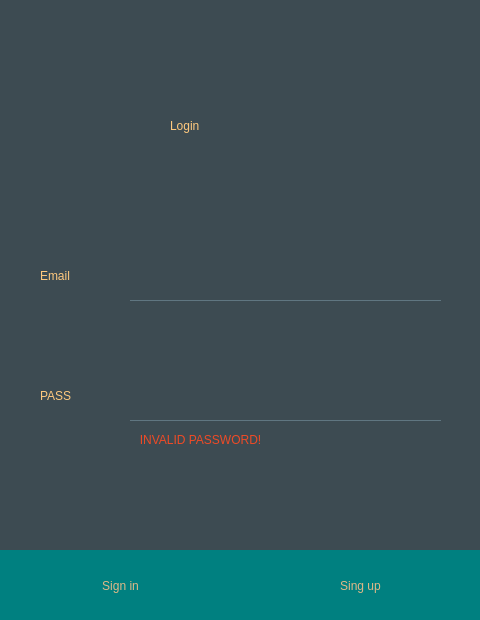
Before: the Qt Designer form login.ui in abduluziz-alghowinem/RegistrationSystem1-, drawn with Qt 5.
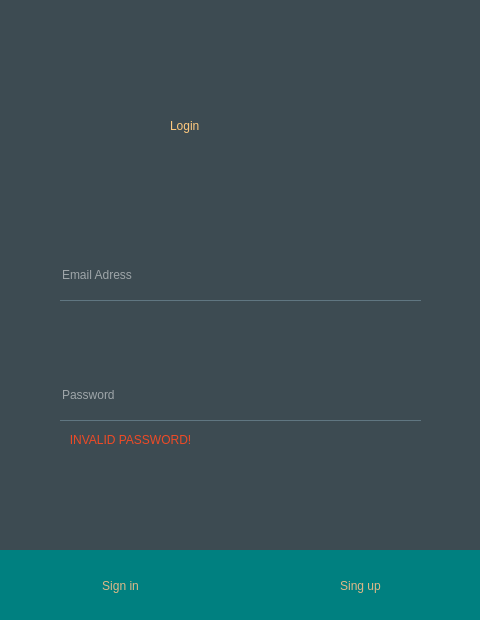
After: the same form once the commit is applied.

```diff
--- a/login.ui
+++ b/login.ui
@@ -34,30 +34,12 @@
     <string>Login</string>
    </property>
   </widget>
-  <widget class="QLabel" name="label_3">
-   <property name="geometry">
-    <rect>
-     <x>40</x>
-     <y>370</y>
-     <width>61</width>
-     <height>51</height>
-    </rect>
-   </property>
-   <property name="styleSheet">
-    <string notr="true">font:20pt &quot;Microsoft JhengHei UI Light&quot;;
-
-color:rgb(255, 201, 126);</string>
-   </property>
-   <property name="text">
-    <string>PASS</string>
-   </property>
-  </widget>
   <widget class="QLineEdit" name="Pass">
    <property name="geometry">
     <rect>
-     <x>130</x>
+     <x>60</x>
      <y>370</y>
-     <width>311</width>
+     <width>361</width>
      <height>51</height>
     </rect>
    </property>
@@ -71,6 +53,9 @@
 color:rgb(255, 255, 255);;
 border-bottom:1px solid rgb(96, 118, 129);</string>
    </property>
+   <property name="placeholderText">
+    <string>Password</string>
+   </property>
   </widget>
   <widget class="QLineEdit" name="Email">
    <property name="enabled">
@@ -78,9 +63,9 @@
    </property>
    <property name="geometry">
     <rect>
-     <x>130</x>
+     <x>60</x>
      <y>250</y>
-     <width>311</width>
+     <width>361</width>
      <height>51</height>
     </rect>
    </property>
@@ -97,25 +82,20 @@
 color:rgb(255, 255, 255);;
 border-bottom:1px solid rgb(96, 118, 129);</string>
    </property>
+   <property name="inputMask">
+    <string/>
+   </property>
    <property name="text">
     <string/>
    </property>
-  </widget>
-  <widget class="QLabel" name="label_4">
-   <property name="geometry">
-    <rect>
-     <x>40</x>
-     <y>250</y>
-     <width>71</width>
-     <height>51</height>
-    </rect>
+   <property name="frame">
+    <bool>true</bool>
    </property>
-   <property name="styleSheet">
-    <string notr="true">font:20pt &quot;Microsoft JhengHei UI Light&quot;;
-color:rgb(255, 201, 126);</string>
+   <property name="readOnly">
+    <bool>false</bool>
    </property>
-   <property name="text">
-    <string>Email</string>
+   <property name="placeholderText">
+    <string>Email Adress</string>
    </property>
   </widget>
   <widget class="QPushButton" name="LoginButton">
@@ -175,7 +155,7 @@
   <widget class="QPushButton" name="invalidLabel_3">
    <property name="geometry">
     <rect>
-     <x>130</x>
+     <x>60</x>
      <y>430</y>
      <width>141</width>
      <height>20</height>
```
